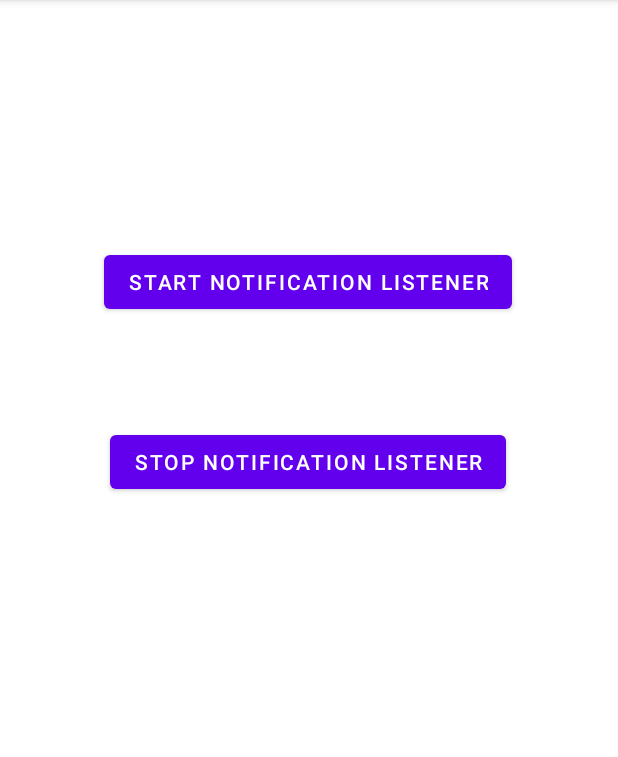
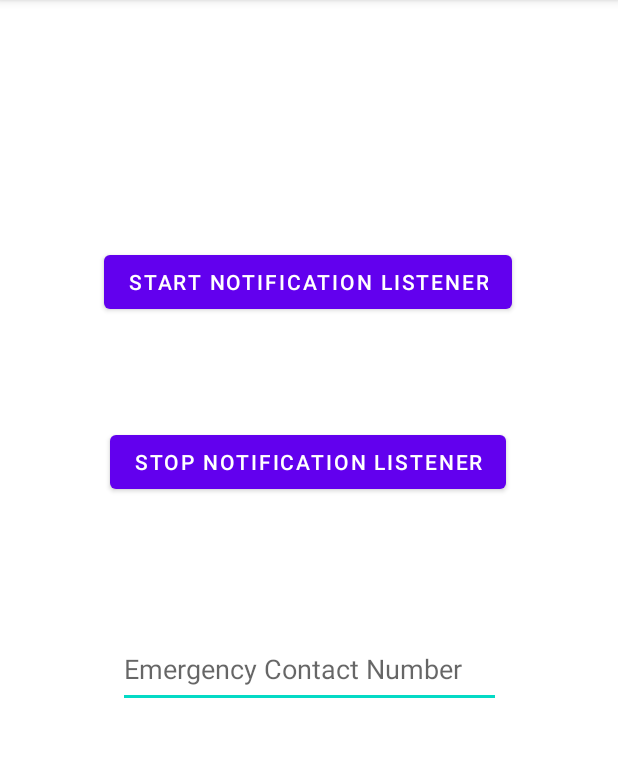
Before and after one commit to kiranmanoj2000/Capstone-Project-Android, an Android app: the screen it shows after launch (MainActivity), on a phone screen of 412 x 824 dp, the part 84-841 px from its top. Run offline under Robolectric (Android 15) with nearby library versions, the phone set to English and light mode, and no system bars; 1 statement that could not run was skipped.

Commit message:
added SOS backend to send location to entered number from the UI

```diff
--- a/app/src/main/java/com/dev/capstoneapp/MainActivity.java
+++ b/app/src/main/java/com/dev/capstoneapp/MainActivity.java
@@ -3,19 +3,55 @@ package com.dev.capstoneapp;
 import androidx.appcompat.app.AppCompatActivity;
 
 import android.content.ComponentName;
+import android.content.Context;
 import android.content.Intent;
+import android.content.SharedPreferences;
 import android.os.Bundle;
 import android.provider.Settings;
+import android.text.Editable;
+import android.text.TextWatcher;
 import android.view.View;
+import android.widget.EditText;
 
 import com.dev.capstoneapp.receiver.NotificationListenerReceiver;
 
 public class MainActivity extends AppCompatActivity {
 
+    private EditText editEmergencyContactNumberInput;
+    private SharedPreferences sharedPref;
+    private String emergencyContactNumber;
+    private SharedPreferences.Editor editor;
+
     @Override
     protected void onCreate(Bundle savedInstanceState) {
         super.onCreate(savedInstanceState);
         setContentView(R.layout.activity_main);
+        sharedPref = this.getSharedPreferences("com.dev.capstoneapp", Context.MODE_PRIVATE);
+        editor = sharedPref.edit();
+        editEmergencyContactNumberInput = (EditText) findViewById(R.id.editTextPhone);
+        emergencyContactNumber = sharedPref.getString("emergencyContactNumber", "");
+        if(!emergencyContactNumber.equals("")){
+            editEmergencyContactNumberInput.setText(emergencyContactNumber);
+        }
+
+        editEmergencyContactNumberInput.addTextChangedListener(new TextWatcher() {
+            @Override
+            public void beforeTextChanged(CharSequence charSequence, int i, int i1, int i2) {
+
+            }
+
+            @Override
+            public void onTextChanged(CharSequence charSequence, int i, int i1, int i2) {
+
+            }
+
+            @Override
+            public void afterTextChanged(Editable editable) {
+                editor.putString("emergencyContactNumber", editEmergencyContactNumberInput.getText().toString());
+                editor.apply();
+            }
+        });
+        // TODO implement permisionns request
 
         if (Settings.Secure.getString(this.getContentResolver(),"enabled_notification_listeners").contains(getApplicationContext().getPackageName()))
         {
@@ -38,4 +74,5 @@ public class MainActivity extends AppCompatActivity {
         in.setComponent(new ComponentName(getApplicationContext(), NotificationListenerReceiver.class));
         sendBroadcast(in);
     }
+
 }
--- a/app/src/main/res/layout/activity_main.xml
+++ b/app/src/main/res/layout/activity_main.xml
@@ -30,4 +30,16 @@
         app:layout_constraintStart_toStartOf="parent"
         app:layout_constraintTop_toBottomOf="@+id/button" />
 
+    <EditText
+        android:id="@+id/editTextPhone"
+        android:layout_width="255dp"
+        android:layout_height="52dp"
+        android:layout_marginTop="88dp"
+        android:ems="10"
+        android:hint="Emergency Contact Number"
+        android:inputType="phone"
+        app:layout_constraintEnd_toEndOf="parent"
+        app:layout_constraintStart_toStartOf="parent"
+        app:layout_constraintTop_toBottomOf="@+id/button2" />
+
 </androidx.constraintlayout.widget.ConstraintLayout>
```
Also changed, not shown: app/src/main/AndroidManifest.xml (+7 -0 lines), app/src/main/java/com/dev/capstoneapp/action/SOSMessageAction.java (added, +59 -0 lines), app/src/main/java/com/dev/capstoneapp/receiver/BluetoothConnectionReceiver.java (+8 -0 lines).
